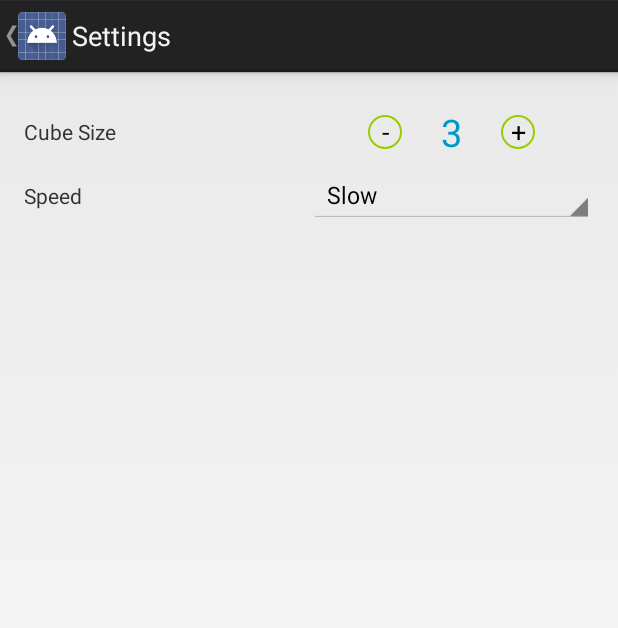
After one commit to amarghosh/rubiks-cube, an Android app: the SettingsActivity screen opened directly, with no data from a screen before it, on a phone screen of 412 x 824 dp. The commit adds this screen. Shown: the top 628 px of the screen. Run offline under Robolectric (Android 15) with nearby library versions, the phone set to English and light mode, and no system bars.

Commit message:
Add settings activity

```diff
--- a/app/src/main/AndroidManifest.xml
+++ b/app/src/main/AndroidManifest.xml
@@ -1,32 +1,41 @@
 <?xml version="1.0" encoding="utf-8"?>
 <manifest xmlns:android="http://schemas.android.com/apk/res/android"
-    package="com.amg.rubik" >
+    package="com.amg.rubik">
+
+    <uses-sdk
+        android:minSdkVersion="14"
+        android:targetSdkVersion="2121" />
 
     <uses-feature
         android:glEsVersion="0x00020000"
-        android:required="true"
-        />
+        android:required="true" />
 
-    <uses-sdk
-        android:minSdkVersion="14"
-        android:targetSdkVersion="2121"
-        />
+    <android:uses-permission android:name="android.permission.WRITE_EXTERNAL_STORAGE" />
+    <android:uses-permission android:name="android.permission.READ_PHONE_STATE" />
+    <android:uses-permission android:name="android.permission.READ_EXTERNAL_STORAGE" />
 
     <application
         android:allowBackup="true"
         android:icon="@mipmap/ic_launcher_rubik"
         android:label="@string/app_name"
-        android:theme="@style/AppTheme" >
-
+        android:theme="@style/AppTheme">
         <activity
             android:name=".MainActivity"
-            android:label="@string/app_name" >
+            android:label="@string/app_name">
             <intent-filter>
                 <action android:name="android.intent.action.MAIN" />
 
                 <category android:name="android.intent.category.LAUNCHER" />
             </intent-filter>
         </activity>
+        <activity
+            android:name=".SettingsActivity"
+            android:label="@string/title_activity_settings"
+            android:parentActivityName=".MainActivity">
+            <meta-data
+                android:name="android.support.PARENT_ACTIVITY"
+                android:value="com.amg.rubik.MainActivity" />
+        </activity>
     </application>
 
 </manifest>
--- a/app/src/main/java/com/amg/rubik/MainActivity.java
+++ b/app/src/main/java/com/amg/rubik/MainActivity.java
@@ -2,6 +2,7 @@ package com.amg.rubik;
 
 import android.app.Activity;
 import android.content.Context;
+import android.content.Intent;
 import android.os.Bundle;
 import android.util.Log;
 import android.view.Menu;
@@ -78,6 +79,11 @@ public class MainActivity extends Activity
 
         //noinspection SimplifiableIfStatement
         if (id == R.id.author) {
+            return true;
+        }
+
+        if (id == R.id.settings) {
+            startActivity(new Intent(this, SettingsActivity.class));
             return true;
         }
 
--- /dev/null
+++ b/app/src/main/java/com/amg/rubik/SettingsActivity.java
@@ -0,0 +1,49 @@
+package com.amg.rubik;
+
+import android.os.Bundle;
+import android.app.Activity;
+import android.view.View;
+import android.widget.TextView;
+import android.widget.Toast;
+
+public class SettingsActivity extends Activity implements View.OnClickListener {
+
+    private static final int MIN_CUBE_SIZE = 2;
+    private static final int MAX_CUBE_SIZE = 10;
+
+    private TextView cubeSizeField;
+    private int cubeSize = 3;
+
+    @Override
+    protected void onCreate(Bundle savedInstanceState) {
+        super.onCreate(savedInstanceState);
+        setContentView(R.layout.activity_settings);
+        getActionBar().setDisplayHomeAsUpEnabled(true);
+        initUI();
+    }
+
+    private void initUI() {
+        cubeSizeField = (TextView)findViewById(R.id.cube_size);
+        cubeSizeField.setText(String.valueOf(cubeSize));
+        findViewById(R.id.btn_decrement_size).setOnClickListener(this);
+        findViewById(R.id.btn_increment_size).setOnClickListener(this);
+    }
+
+    @Override
+    public void onClick(View view) {
+        if (view.getId() == R.id.btn_decrement_size) {
+            if (cubeSize > MIN_CUBE_SIZE) {
+                cubeSize--;
+                cubeSizeField.setText(String.valueOf(cubeSize));
+            }
+        }
+        if (view.getId() == R.id.btn_increment_size) {
+            cubeSize++;
+            cubeSizeField.setText(String.valueOf(cubeSize));
+        }
+
+        if (cubeSize > MAX_CUBE_SIZE) {
+            Toast.makeText(this, "Cube is too big", Toast.LENGTH_SHORT).show();
+        }
+    }
+}
--- /dev/null
+++ b/app/src/main/res/drawable/round_button.xml
@@ -0,0 +1,17 @@
+<?xml version="1.0" encoding="utf-8"?>
+<selector xmlns:android="http://schemas.android.com/apk/res/android">
+    <item android:state_pressed="false">
+        <shape android:shape="ring" android:innerRadius="10dp"
+            android:thickness="1dp"
+            android:useLevel="false">
+            <solid android:color="@android:color/holo_green_light" />
+        </shape>
+    </item>
+    <item android:state_pressed="true">
+        <shape android:shape="ring" android:innerRadius="1dp"
+            android:thickness="10dp"
+            android:useLevel="false">
+            <solid android:color="@android:color/holo_green_dark" />
+        </shape>
+    </item>
+</selector>
--- /dev/null
+++ b/app/src/main/res/layout/activity_settings.xml
@@ -0,0 +1,80 @@
+<?xml version="1.0" encoding="utf-8"?>
+<LinearLayout xmlns:android="http://schemas.android.com/apk/res/android"
+    xmlns:tools="http://schemas.android.com/tools"
+    android:layout_width="match_parent"
+    android:layout_height="match_parent"
+    android:orientation="vertical"
+    android:paddingBottom="@dimen/activity_vertical_margin"
+    android:paddingLeft="@dimen/activity_horizontal_margin"
+    android:paddingRight="@dimen/activity_horizontal_margin"
+    android:paddingTop="@dimen/activity_vertical_margin"
+    tools:context="com.amg.rubik.SettingsActivity">
+
+    <LinearLayout
+        android:layout_width="match_parent"
+        android:layout_height="wrap_content"
+        android:gravity="center"
+        android:orientation="horizontal">
+
+        <TextView
+            android:layout_width="0dp"
+            android:layout_height="wrap_content"
+            android:layout_weight="1"
+            android:text="@string/cube_size" />
+
+        <LinearLayout
+            android:layout_width="0dp"
+            android:layout_height="wrap_content"
+            android:layout_weight="1"
+            android:gravity="center_horizontal">
+
+            <Button
+                android:id="@+id/btn_decrement_size"
+                android:layout_width="wrap_content"
+                android:layout_height="wrap_content"
+                android:background="@drawable/round_button"
+                android:text="-" />
+
+            <TextView
+                android:id="@+id/cube_size"
+                android:layout_width="wrap_content"
+                android:layout_height="wrap_content"
+                android:layout_gravity="center_vertical|center_horizontal"
+                android:enabled="false"
+                android:padding="5dp"
+                android:text="3"
+                android:textColor="@android:color/holo_blue_dark"
+                android:textSize="25sp" />
+
+            <Button
+                android:id="@+id/btn_increment_size"
+                android:layout_width="wrap_content"
+                android:layout_height="wrap_content"
+                android:background="@drawable/round_button"
+                android:text="+" />
+
+        </LinearLayout>
+
+    </LinearLayout>
+
+    <LinearLayout
+        android:layout_width="match_parent"
+        android:layout_height="wrap_content">
+
+        <TextView
+            android:layout_width="0dp"
+            android:layout_height="wrap_content"
+            android:layout_gravity="end|center_vertical"
+            android:layout_weight="1"
+            android:text="@string/speed" />
+
+        <Spinner
+            android:id="@+id/speed_spinner"
+            android:layout_width="0dp"
+            android:layout_height="wrap_content"
+            android:layout_weight="1"
+            android:entries="@array/speed_values" />
+
+    </LinearLayout>
+
+</LinearLayout>
--- a/app/src/main/res/menu/menu_main.xml
+++ b/app/src/main/res/menu/menu_main.xml
@@ -1,5 +1,8 @@
 <menu xmlns:android="http://schemas.android.com/apk/res/android"
     xmlns:tools="http://schemas.android.com/tools" tools:context=".MainActivity">
+
+    <item android:id="@+id/settings" android:title="@string/action_settings"
+        android:orderInCategory="100" android:showAsAction="never" />
 
     <item android:id="@+id/author" android:title="@string/author"
         android:orderInCategory="100" android:showAsAction="never" />
--- a/app/src/main/res/values/strings.xml
+++ b/app/src/main/res/values/strings.xml
@@ -1,8 +1,17 @@
 <resources>
     <string name="app_name">Rubiks Cube</string>
     <string name="action_settings">Settings</string>
+    <string name="title_activity_settings">Settings</string>
     <string name="author">amarghosh</string>
     <string name="randomize">randomize</string>
     <string name="stop">stop</string>
     <string name="solve">solve</string>
+
+    <string name="cube_size">Cube Size</string>
+    <string name="speed">Speed</string>
+    <string-array name="speed_values">
+        <item>Slow</item>
+        <item>Medium</item>
+        <item>Fast</item>
+    </string-array>
 </resources>
```
